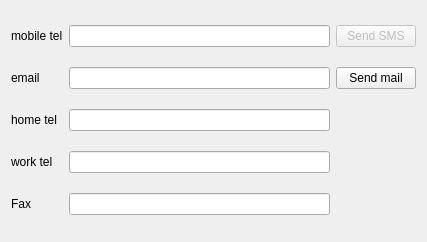
Above: global_resources/forms/subforms/generic/fullidentity_version_2/ui/xx/contact.ui from FreeHealth/freehealth before the change. Below: the same form after it.
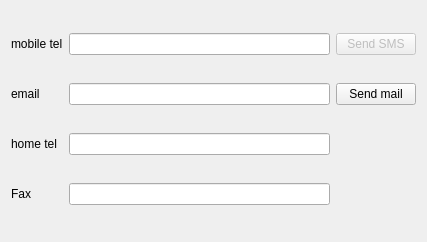
That is the form after the change.

```diff
--- a/global_resources/forms/subforms/generic/fullidentity_version_2/ui/xx/contact.ui
+++ b/global_resources/forms/subforms/generic/fullidentity_version_2/ui/xx/contact.ui
@@ -62,23 +62,13 @@
     <widget class="QLineEdit" name="homeTelephoneLineEdit"/>
    </item>
    <item row="3" column="0">
-    <widget class="QLabel" name="workTelephoneLabel">
-     <property name="text">
-      <string>work tel</string>
-     </property>
-    </widget>
-   </item>
-   <item row="3" column="1">
-    <widget class="QLineEdit" name="workTelephoneLineEdit"/>
-   </item>
-   <item row="4" column="0">
     <widget class="QLabel" name="faxLabel">
      <property name="text">
       <string>Fax</string>
      </property>
     </widget>
    </item>
-   <item row="4" column="1">
+   <item row="3" column="1">
     <widget class="QLineEdit" name="faxLineEdit"/>
    </item>
   </layout>
```
Left out of the diff: 14 changed lines with no effect on the pictures.
